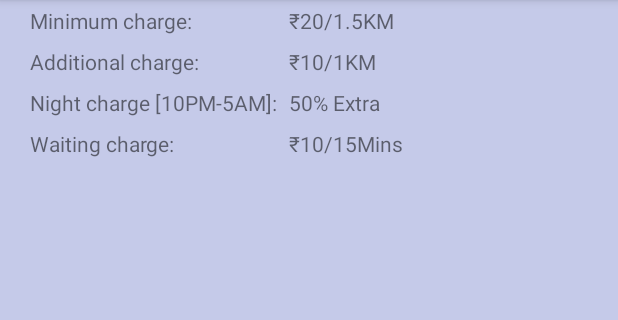
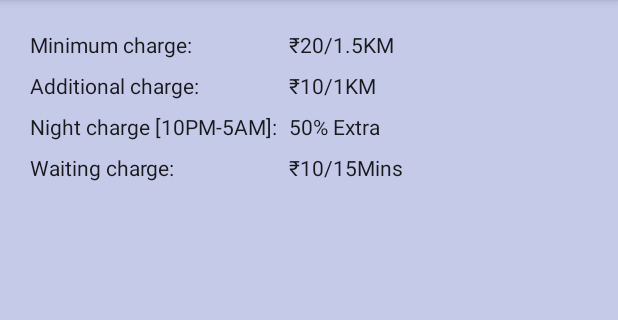
Before and after one commit to nikhilgeo/AutoFare, an Android app: the screen it shows after launch (MainActivity), on a phone screen of 412 x 824 dp, the part 84-404 px from its top. Run offline under Robolectric (Android 15) with nearby library versions, the phone set to English and light mode, and no system bars.

Commit message:
Layout changes

```diff
--- a/app/src/main/res/layout/activity_main.xml
+++ b/app/src/main/res/layout/activity_main.xml
@@ -6,6 +6,7 @@
     android:orientation="vertical"
     android:paddingLeft="@dimen/activity_horizontal_margin"
     android:paddingRight="@dimen/activity_horizontal_margin"
+    android:paddingTop="@dimen/activity_vertical_margin"
     tools:context="com.auto.ng.autofrag.MainActivity">
 
 
@@ -18,20 +19,36 @@
         android:columnOrderPreserved="false"
         android:useDefaultMargins="true">
 
-        <TextView android:text="Minimum charge:" />
+        <TextView
+            android:text="Minimum charge:"
+            style="@style/TextViewTheme" />
 
-        <TextView android:id="@+id/txtviewMinCharge" />
+        <TextView
+            android:id="@+id/txtviewMinCharge"
+            style="@style/TextViewTheme" />
 
-        <TextView android:text="Additional charge:" />
+        <TextView
+            android:text="Additional charge:"
+            style="@style/TextViewTheme" />
 
-        <TextView android:id="@+id/txtviewAddnCharge" />
+        <TextView
+            android:id="@+id/txtviewAddnCharge"
+            style="@style/TextViewTheme" />
 
-        <TextView android:text="Night charge [10PM-5AM]:" />
+        <TextView
+            android:text="Night charge [10PM-5AM]:"
+            style="@style/TextViewTheme" />
 
-        <TextView android:id="@+id/txtviewNightCharge" />
+        <TextView
+            android:id="@+id/txtviewNightCharge"
+            style="@style/TextViewTheme" />
 
-        <TextView android:text="Waiting charge:" />
+        <TextView
+            android:text="Waiting charge:"
+            style="@style/TextViewTheme" />
 
-        <TextView android:id="@+id/txtviewWatingCharge" />
+        <TextView
+            android:id="@+id/txtviewWatingCharge"
+            style="@style/TextViewTheme" />
     </GridLayout>
 </LinearLayout>
```
